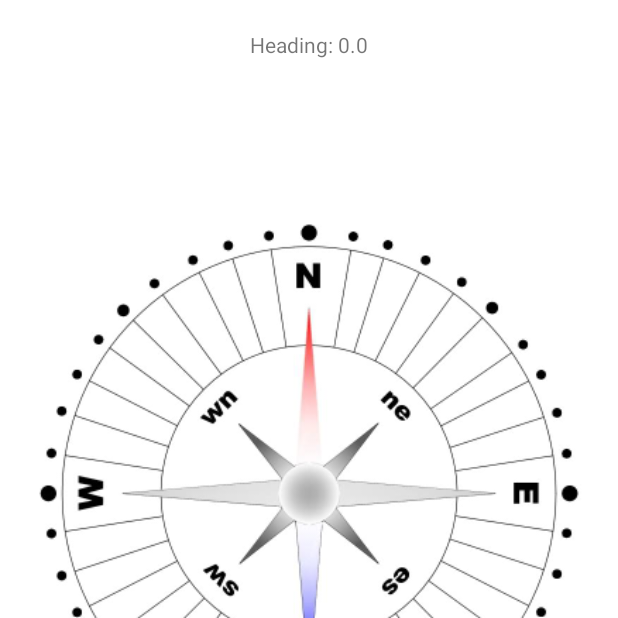
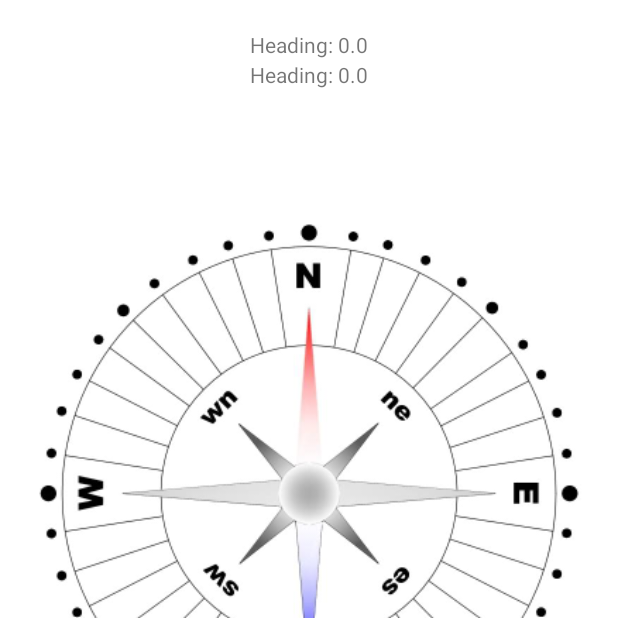
Before and after one commit to paulinah/howToGet, an Android app: the screen it shows after launch (Compass before the commit, Navigate after it), after a tap on an icon or button, on a phone screen of 412 x 824 dp, the top half of it. Run offline under Robolectric (Android 15) with nearby library versions, the phone set to English and light mode, and no system bars; 2 statements that could not run were skipped.

Commit message:
distance to destination method added

```diff
--- a/app/src/main/java/com/example/user/myapplication/GPSTracker.java
+++ b/app/src/main/java/com/example/user/myapplication/GPSTracker.java
@@ -150,11 +150,6 @@ public class GPSTracker extends Service implements LocationListener {
         return longitude;
     }
 
-    /**
-     * Function to check if best network provider
-     *
-     * @return boolean
-     */
     public boolean canGetLocation() {
         return this.canGetLocation;
     }
--- a/app/src/main/java/com/example/user/myapplication/Menu.java
+++ b/app/src/main/java/com/example/user/myapplication/Menu.java
@@ -36,7 +36,7 @@ public class Menu extends Activity
 
             public void onClick(View view)
             {
-                Intent intention = new Intent(getApplicationContext(), Compass.class);
+                Intent intention = new Intent(getApplicationContext(), Navigate.class);
                 startActivity(intention);
             }
         });
--- /dev/null
+++ b/app/src/main/java/com/example/user/myapplication/Navigate.java
@@ -0,0 +1,116 @@
+package com.example.user.myapplication;
+
+import android.app.Activity;
+import android.hardware.Sensor;
+import android.hardware.SensorEvent;
+import android.hardware.SensorEventListener;
+import android.hardware.SensorManager;
+import android.os.Bundle;
+import android.view.animation.Animation;
+import android.view.animation.RotateAnimation;
+import android.widget.ImageView;
+import android.widget.TextView;
+
+public class Navigate extends Activity implements SensorEventListener {
+
+
+
+        private ImageView image;
+        GPSTracker gps;
+        // record the compass picture angle turned
+        private float currentDegree = 0f;
+        private double destinationLatitude;
+        private double destinationLongitude;
+        private double currentLatitude;
+        private double currentLongitude;
+
+
+        // device sensor manager
+        private SensorManager mSensorManager;
+
+        TextView tvHeading;
+        TextView tvDistance;
+
+
+    @Override
+        protected void onCreate(Bundle savedInstanceState) {
+            super.onCreate(savedInstanceState);
+            setContentView(R.layout.navigate);
+
+            Bundle extras = getIntent().getExtras();
+
+                destinationLatitude= Double.parseDouble(extras.getString("latitude"));
+                System.err.println(destinationLatitude);
+                destinationLongitude= Double.parseDouble(extras.getString("longitude"));
+                System.err.println(destinationLongitude);
+
+            // our compass image
+            image = (ImageView) findViewById(R.id.imageViewNavigate);
+
+            // TextView that will tell the user what degree is he heading
+            tvHeading = (TextView) findViewById(R.id.tvHeading);
+            tvDistance = (TextView) findViewById(R.id.tvDistance);
+
+            // initialize your android device sensor capabilities
+            mSensorManager = (SensorManager) getSystemService(SENSOR_SERVICE);
+
+        }
+
+        @Override
+        protected void onResume() {
+            super.onResume();
+
+            // for the system's orientation sensor registered listeners
+            mSensorManager.registerListener(this, mSensorManager.getDefaultSensor(Sensor.TYPE_ORIENTATION),
+                    SensorManager.SENSOR_DELAY_GAME);
+        }
+
+        @Override
+        protected void onPause() {
+            super.onPause();
+
+            // to stop the listener and save battery
+            mSensorManager.unregisterListener(this);
+        }
+
+        @Override
+        public void onSensorChanged(SensorEvent event) {
+            gps = new GPSTracker(Navigate.this);
+            // get the angle around the z-axis rotated
+            float degree = Math.round(event.values[0]);
+
+                currentLatitude = gps.getLatitude();
+                currentLongitude = gps.getLongitude();
+            //OBLICZANIE AZYMUTU
+
+            //OBLICZANIE ODLEGLOSCI
+            double distance = Math.sqrt(Math.pow(destinationLatitude-currentLatitude,2)+(Math.pow(destinationLongitude-currentLongitude,2)));
+
+            tvHeading.setText("Heading: " + (String.format("%.1f",degree)) + " degrees");
+            tvDistance.setText("Distance: " + (String.format("%.4f",distance)) + " degrees");
+
+            // create a rotation animation (reverse turn degree degrees)
+            RotateAnimation ra = new RotateAnimation(
+                    currentDegree,
+                    -degree,
+                    Animation.RELATIVE_TO_SELF, 0.5f,
+                    Animation.RELATIVE_TO_SELF,
+                    0.5f);
+
+            // how long the animation will take place
+            ra.setDuration(210);
+
+            // set the animation after the end of the reservation status
+            ra.setFillAfter(true);
+
+            // Start the animation
+            image.startAnimation(ra);
+            currentDegree = -degree;
+
+        }
+    @Override
+    public void onAccuracyChanged(Sensor sensor, int accuracy) {
+        // not in use
+    }
+
+}
--- /dev/null
+++ b/app/src/main/res/layout/navigate.xml
@@ -0,0 +1,31 @@
+<RelativeLayout xmlns:android="http://schemas.android.com/apk/res/android"
+    android:layout_width="match_parent"
+    android:layout_height="match_parent"
+    android:background="#fff" >
+
+    <TextView
+        android:id="@+id/tvHeading"
+        android:layout_width="wrap_content"
+        android:layout_height="wrap_content"
+        android:layout_centerHorizontal="true"
+        android:layout_marginBottom="40dp"
+        android:layout_marginTop="20dp"
+        android:text="Heading: 0.0" />
+    <TextView
+        android:id="@+id/tvDistance"
+        android:layout_width="wrap_content"
+        android:layout_height="wrap_content"
+        android:layout_centerHorizontal="true"
+        android:layout_marginBottom="40dp"
+        android:layout_marginTop="40dp"
+        android:text="Heading: 0.0" />
+
+    <ImageView
+        android:id="@+id/imageViewNavigate"
+        android:layout_width="500dp"
+        android:layout_height="500dp"
+        android:layout_below="@+id/tvHeading"
+        android:layout_centerHorizontal="true"
+        android:src="@drawable/img_compass" />
+
+</RelativeLayout>
```
Also changed, not shown: app/src/main/AndroidManifest.xml (+9 -0 lines), app/src/main/java/com/example/user/myapplication/MyListAdapter.java (+17 -5 lines), app/src/main/res/layout/list_row.xml (+17 -2 lines).
